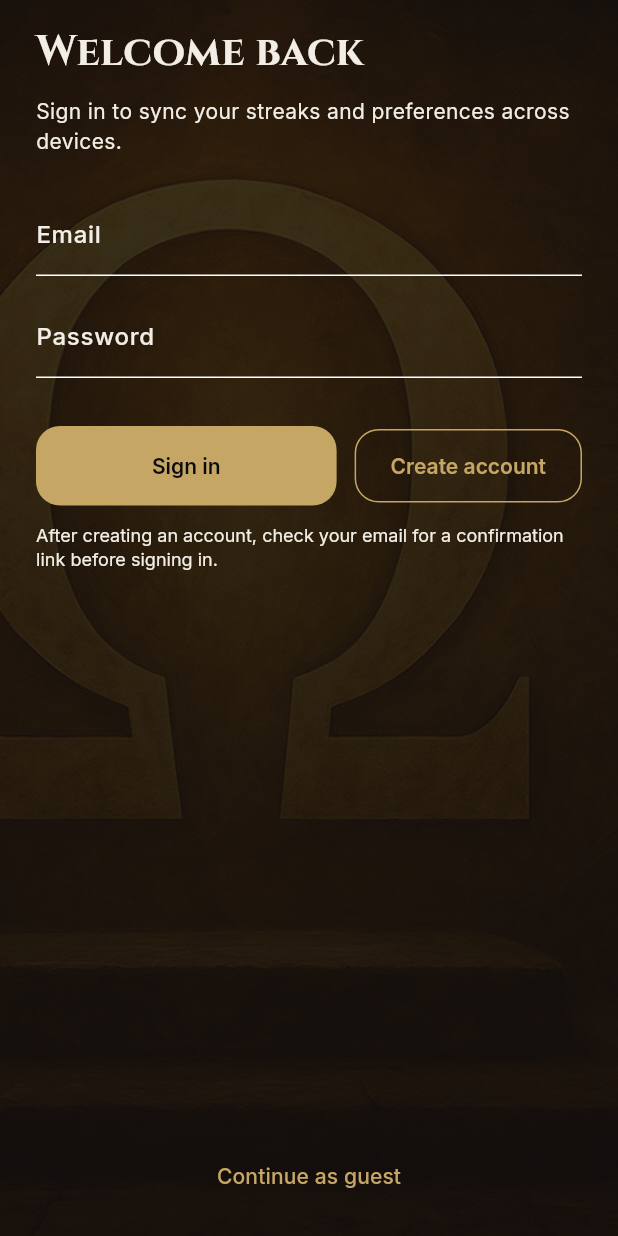
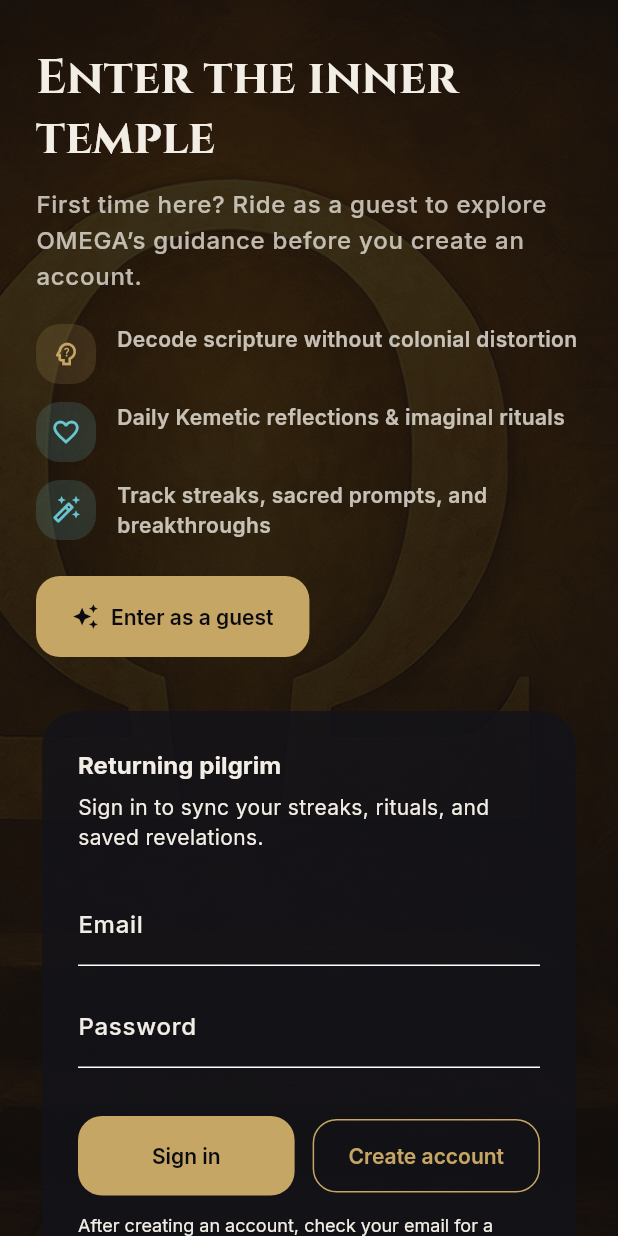
Before and after one commit to djangamane/sba_ISM, a Flutter app: the screen it shows after launch, on a phone screen of 412 x 824 dp. Run offline on Flutter 3.47's test engine with Material 3 defaults, Android fonts, the phone set to English and light mode, and no system bars; our stand-ins replace flutter_dotenv, flutter_local_notifications, flutter_timezone, google_fonts, shared_preferences, supabase_flutter and 1 more; accounts and stored records are empty; network calls fail.

Commit message:
feat: refresh sign-in entry experience

```diff
--- a/mobile/spiritual_bible_chat/lib/auth/sign_in_screen.dart
+++ b/mobile/spiritual_bible_chat/lib/auth/sign_in_screen.dart
@@ -75,45 +75,212 @@ class _SignInScreenState extends State<SignInScreen> {
     final theme = Theme.of(context);
     return Scaffold(
       body: SafeArea(
-        child: Padding(
-          padding: const EdgeInsets.symmetric(horizontal: 24, vertical: 16),
+        child: LayoutBuilder(
+          builder: (context, constraints) {
+            final horizontalPadding = constraints.maxWidth > 720 ? 64.0 : 24.0;
+            return Center(
+              child: ConstrainedBox(
+                constraints: const BoxConstraints(maxWidth: 620),
+                child: SingleChildScrollView(
+                  padding: EdgeInsets.fromLTRB(
+                    horizontalPadding,
+                    32,
+                    horizontalPadding,
+                    40,
+                  ),
                   child: Column(
                     crossAxisAlignment: CrossAxisAlignment.start,
                     children: [
                       Text(
-                'Welcome back',
-                style: theme.textTheme.headlineMedium
-                    ?.copyWith(fontWeight: FontWeight.bold),
+                        'Enter the inner temple',
+                        style: theme.textTheme.headlineLarge?.copyWith(
+                          fontWeight: FontWeight.w700,
+                          letterSpacing: 0.02,
+                        ),
                       ),
                       const SizedBox(height: 12),
                       Text(
-                'Sign in to sync your streaks and preferences across devices.',
+                        'First time here? Ride as a guest to explore OMEGA’s guidance before you create an account.',
+                        style: theme.textTheme.bodyLarge?.copyWith(
+                          color: theme.colorScheme.onSurface.withOpacity(0.75),
+                          height: 1.5,
+                        ),
+                      ),
+                      const SizedBox(height: 20),
+                      _HighlightList(theme: theme),
+                      const SizedBox(height: 24),
+                      FilledButton.tonalIcon(
+                        onPressed:
+                            _isLoading ? null : widget.onContinueAsGuest,
+                        icon: const Icon(Icons.auto_awesome),
+                        label: const Text('Enter as a guest'),
+                      ),
+                      const SizedBox(height: 32),
+                      _SignInCard(
+                        emailController: _emailController,
+                        passwordController: _passwordController,
+                        isLoading: _isLoading,
+                        error: _error,
+                        info: _info,
+                        onSignIn: () => _signIn(isSignUp: false),
+                        onCreateAccount: () => _signIn(isSignUp: true),
+                      ),
+                    ],
+                  ),
+                ),
+              ),
+            );
+          },
+        ),
+      ),
+    );
+  }
+}
+
+class _HighlightList extends StatelessWidget {
+  const _HighlightList({required this.theme});
+
+  final ThemeData theme;
+
+  @override
+  Widget build(BuildContext context) {
+    final textColor = theme.colorScheme.onSurface.withOpacity(0.78);
+    return Column(
+      crossAxisAlignment: CrossAxisAlignment.start,
+      children: [
+        _HighlightRow(
+          icon: Icons.psychology_alt_outlined,
+          title: 'Decode scripture without colonial distortion',
+          color: theme.colorScheme.primary,
+          textColor: textColor,
+        ),
+        const SizedBox(height: 12),
+        _HighlightRow(
+          icon: Icons.favorite_outline,
+          title: 'Daily Kemetic reflections & imaginal rituals',
+          color: theme.colorScheme.secondary,
+          textColor: textColor,
+        ),
+        const SizedBox(height: 12),
+        _HighlightRow(
+          icon: Icons.auto_fix_high_outlined,
+          title: 'Track streaks, sacred prompts, and breakthroughs',
+          color: theme.colorScheme.tertiary,
+          textColor: textColor,
+        ),
+      ],
+    );
+  }
+}
+
+class _HighlightRow extends StatelessWidget {
+  const _HighlightRow({
+    required this.icon,
+    required this.title,
+    required this.color,
+    required this.textColor,
+  });
+
+  final IconData icon;
+  final String title;
+  final Color color;
+  final Color textColor;
+
+  @override
+  Widget build(BuildContext context) {
+    return Row(
+      crossAxisAlignment: CrossAxisAlignment.start,
+      children: [
+        Container(
+          padding: const EdgeInsets.all(10),
+          decoration: BoxDecoration(
+            color: color.withOpacity(0.16),
+            borderRadius: BorderRadius.circular(16),
+          ),
+          child: Icon(icon, color: color, size: 20),
+        ),
+        const SizedBox(width: 14),
+        Expanded(
+          child: Text(
+            title,
+            style: Theme.of(context).textTheme.bodyMedium?.copyWith(
+                  fontWeight: FontWeight.w600,
+                  color: textColor,
+                ),
+          ),
+        ),
+      ],
+    );
+  }
+}
+
+class _SignInCard extends StatelessWidget {
+  const _SignInCard({
+    required this.emailController,
+    required this.passwordController,
+    required this.isLoading,
+    required this.error,
+    required this.info,
+    required this.onSignIn,
+    required this.onCreateAccount,
+  });
+
+  final TextEditingController emailController;
+  final TextEditingController passwordController;
+  final bool isLoading;
+  final String? error;
+  final String? info;
+  final VoidCallback onSignIn;
+  final VoidCallback onCreateAccount;
+
+  @override
+  Widget build(BuildContext context) {
+    final theme = Theme.of(context);
+    return Card(
+      color: theme.colorScheme.surface.withOpacity(0.82),
+      elevation: 0,
+      shape: RoundedRectangleBorder(borderRadius: BorderRadius.circular(24)),
+      child: Padding(
+        padding: const EdgeInsets.all(24),
+        child: Column(
+          crossAxisAlignment: CrossAxisAlignment.start,
+          children: [
+            Text(
+              'Returning pilgrim',
+              style: theme.textTheme.titleMedium?.copyWith(
+                fontWeight: FontWeight.bold,
+                letterSpacing: 0.04,
+              ),
+            ),
+            const SizedBox(height: 6),
+            Text(
+              'Sign in to sync your streaks, rituals, and saved revelations.',
               style: theme.textTheme.bodyMedium,
             ),
-              const SizedBox(height: 24),
+            const SizedBox(height: 20),
             TextField(
-                controller: _emailController,
+              controller: emailController,
               decoration: const InputDecoration(labelText: 'Email'),
               keyboardType: TextInputType.emailAddress,
             ),
             const SizedBox(height: 12),
             TextField(
-                controller: _passwordController,
+              controller: passwordController,
               decoration: const InputDecoration(labelText: 'Password'),
               obscureText: true,
             ),
             const SizedBox(height: 16),
-              if (_error != null)
+            if (error != null)
               Text(
-                  _error!,
+                error!,
                 style: theme.textTheme.bodySmall
                     ?.copyWith(color: theme.colorScheme.error),
               ),
-              if (_info != null)
+            if (info != null)
               Padding(
                 padding: const EdgeInsets.only(top: 8),
                 child: Text(
-                    _info!,
+                  info!,
                   style: theme.textTheme.bodySmall?.copyWith(
                     color: theme.colorScheme.primary,
                   ),
@@ -124,9 +291,8 @@ class _SignInScreenState extends State<SignInScreen> {
               children: [
                 Expanded(
                   child: FilledButton(
-                      onPressed:
-                          _isLoading ? null : () => _signIn(isSignUp: false),
-                      child: _isLoading
+                    onPressed: isLoading ? null : onSignIn,
+                    child: isLoading
                         ? const SizedBox(
                             height: 18,
                             width: 18,
@@ -137,8 +303,7 @@ class _SignInScreenState extends State<SignInScreen> {
                 ),
                 const SizedBox(width: 12),
                 OutlinedButton(
-                    onPressed:
-                        _isLoading ? null : () => _signIn(isSignUp: true),
+                  onPressed: isLoading ? null : onCreateAccount,
                   child: const Text('Create account'),
                 ),
               ],
@@ -148,15 +313,7 @@ class _SignInScreenState extends State<SignInScreen> {
               'After creating an account, check your email for a confirmation link before signing in.',
               style: theme.textTheme.bodySmall,
             ),
-              const Spacer(),
-              Center(
-                child: TextButton(
-                  onPressed: _isLoading ? null : widget.onContinueAsGuest,
-                  child: const Text('Continue as guest'),
-                ),
-              ),
           ],
-          ),
         ),
       ),
     );
```
Lines whose indentation alone changed are shown as unchanged.
